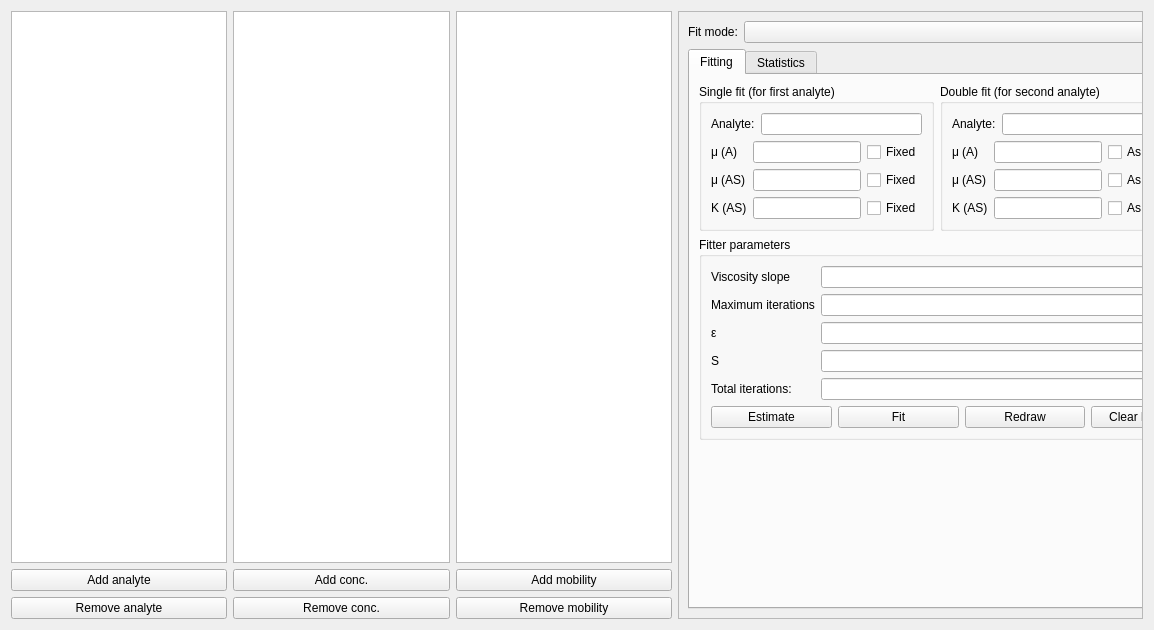
Old version of the form src/gui/hyperbolafitwidget.ui in the repository echmet/CEval.
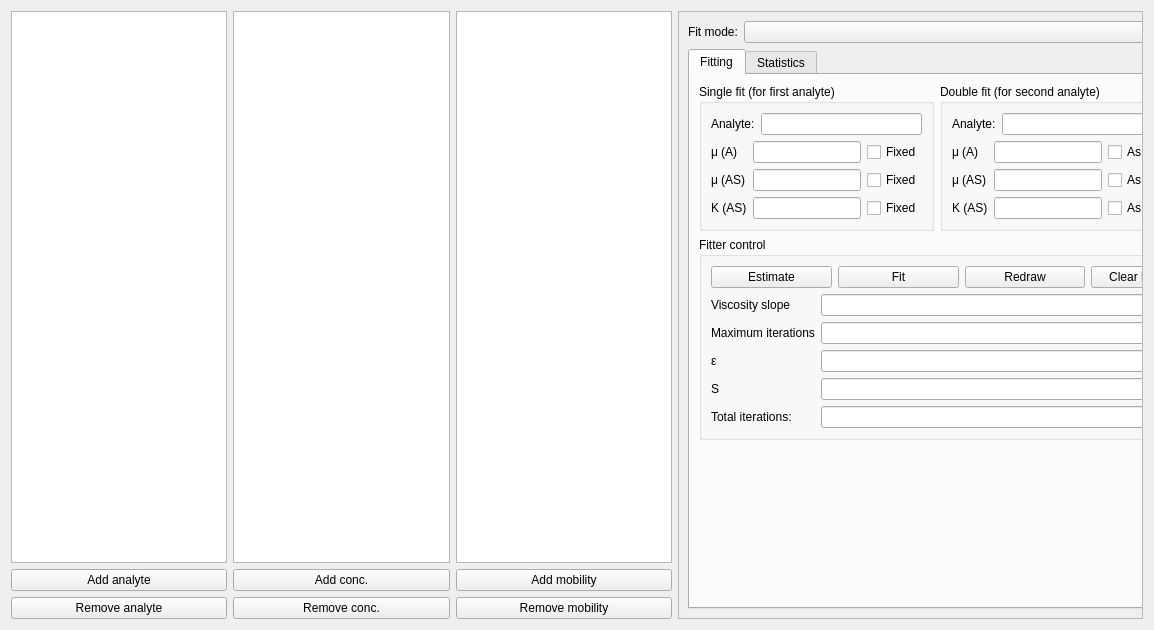
New version of the form. Custom widgets are drawn as their Qt base class.

Commit message: Move fitter control pushbuttons to the upper section of the fitter groupbox

Diff of the .ui file:
```diff
--- a/src/gui/hyperbolafitwidget.ui
+++ b/src/gui/hyperbolafitwidget.ui
@@ -504,9 +504,41 @@
            <item>
             <widget class="QGroupBox" name="qgb_fitParams">
              <property name="title">
-              <string>Fitter parameters</string>
+              <string>Fitter control</string>
              </property>
              <layout class="QVBoxLayout" name="verticalLayout_8">
+              <item>
+               <layout class="QHBoxLayout" name="horizontalLayout_6">
+                <item>
+                 <widget class="QPushButton" name="qpb_estimate">
+                  <property name="text">
+                   <string>Estimate</string>
+                  </property>
+                 </widget>
+                </item>
+                <item>
+                 <widget class="QPushButton" name="qpb_fit">
+                  <property name="text">
+                   <string>Fit</string>
+                  </property>
+                 </widget>
+                </item>
+                <item>
+                 <widget class="QPushButton" name="qpb_redrawPoints">
+                  <property name="text">
+                   <string>Redraw</string>
+                  </property>
+                 </widget>
+                </item>
+                <item>
+                 <widget class="QPushButton" name="qpb_clearHyperbola">
+                  <property name="text">
+                   <string>Clear hyperbola</string>
+                  </property>
+                 </widget>
+                </item>
+               </layout>
+              </item>
               <item>
                <layout class="QGridLayout" name="gridLayout_3">
                 <item row="4" column="0">
@@ -580,38 +612,6 @@
                 </item>
                </layout>
               </item>
-              <item>
-               <layout class="QHBoxLayout" name="horizontalLayout_6">
-                <item>
-                 <widget class="QPushButton" name="qpb_estimate">
-                  <property name="text">
-                   <string>Estimate</string>
-                  </property>
-                 </widget>
-                </item>
-                <item>
-                 <widget class="QPushButton" name="qpb_fit">
-                  <property name="text">
-                   <string>Fit</string>
-                  </property>
-                 </widget>
-                </item>
-                <item>
-                 <widget class="QPushButton" name="qpb_redrawPoints">
-                  <property name="text">
-                   <string>Redraw</string>
-                  </property>
-                 </widget>
-                </item>
-                <item>
-                 <widget class="QPushButton" name="qpb_clearHyperbola">
-                  <property name="text">
-                   <string>Clear hyperbola</string>
-                  </property>
-                 </widget>
-                </item>
-               </layout>
-              </item>
              </layout>
             </widget>
            </item>
```
